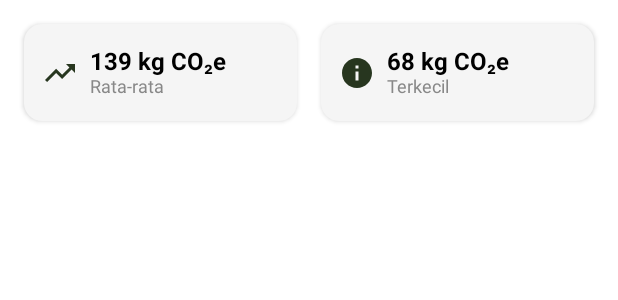
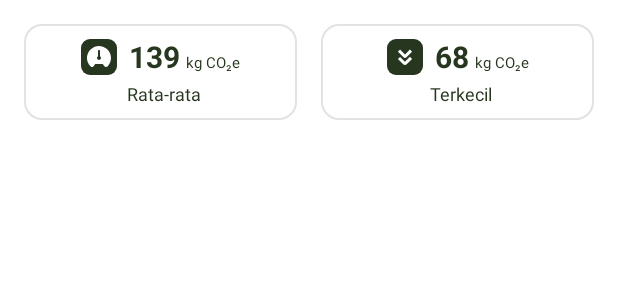
Before and after one commit to adnanfaikar/TumbuhNyata, an Android app built with Jetpack Compose: the @Preview function KpiStatCapsulePreview, on a phone screen of 412 x 824 dp. Shown: the top 300 px of the screen. Run offline under Robolectric (Android 15) with nearby library versions, the light colour scheme and no system bars.

Commit message:
icon: added new icons detail screen capsules

```diff
--- a/app/src/main/java/com/example/tumbuhnyata/ui/dashboard/kpi/KPIDetailScreen.kt
+++ b/app/src/main/java/com/example/tumbuhnyata/ui/dashboard/kpi/KPIDetailScreen.kt
@@ -6,7 +6,6 @@ import androidx.compose.foundation.rememberScrollState
 import androidx.compose.foundation.shape.RoundedCornerShape
 import androidx.compose.foundation.verticalScroll
 import androidx.compose.material.icons.Icons
-
 import androidx.compose.material.icons.automirrored.filled.KeyboardArrowLeft
 import androidx.compose.material.icons.automirrored.filled.KeyboardArrowRight
 import androidx.compose.material.icons.filled.*
@@ -41,8 +40,6 @@ import com.patrykandpatrick.vico.core.cartesian.data.columnSeries
 import com.example.tumbuhnyata.ui.dashboard.kpi.components.VicoLineChart
 import com.example.tumbuhnyata.ui.dashboard.kpi.components.VicoBarChart
 import kotlinx.coroutines.runBlocking
-
-
 
 data class KpiDetails(
     val id: String,
@@ -140,12 +137,10 @@ fun KpiDetailScreen(
     navController: NavController,
     kpiId: String
 ) {
-
     val kpiDetails = remember(kpiId) { getKpiDetails(kpiId) }
     var selectedFilter by remember { mutableStateOf("Tahunan") }
     val filterOptions = listOf("Tahunan", "5 Tahun")
     var selectedYear by remember { mutableStateOf(2025) }
-
 
     val lineModelProducer = remember { CartesianChartModelProducer() }
     val columnModelProducer = remember { CartesianChartModelProducer() }
@@ -277,7 +272,6 @@ fun KpiDetailScreen(
                 }
             }
 
-
             Spacer(modifier = Modifier.height(24.dp))
 
             Button(
@@ -314,14 +308,14 @@ fun KpiDetailScreen(
             ) {
                 KpiStatCapsule(
                     modifier = Modifier.weight(1f),
-                    icon = Icons.Filled.TrendingUp,
+                    icon = painterResource(id = R.drawable.ic_tachometer_average),
                     value = kpiDetails.averageValue,
                     unit = kpiDetails.unit,
                     label = "Rata-rata"
                 )
                 KpiStatCapsule(
                     modifier = Modifier.weight(1f),
-                    icon = Icons.Filled.Info,
+                    icon = painterResource(id = R.drawable.angle_double_small_down),
                     value = kpiDetails.minValue,
                     unit = kpiDetails.unit,
                     label = "Terkecil"
@@ -344,49 +338,6 @@ fun KpiDetailScreen(
     }
 }
 
-@Composable
-fun KpiStatCapsule(
-    modifier: Modifier = Modifier,
-    icon: androidx.compose.ui.graphics.vector.ImageVector,
-    value: String,
-    unit: String,
-    label: String
-) {
-    Card(
-        modifier = modifier,
-        shape = RoundedCornerShape(12.dp),
-        elevation = CardDefaults.cardElevation(defaultElevation = 2.dp),
-        colors = CardDefaults.cardColors(containerColor = Color(0xFFF5F5F5))
-    ) {
-        Row(
-            modifier = Modifier.padding(horizontal = 12.dp, vertical = 16.dp),
-            verticalAlignment = Alignment.CenterVertically,
-            horizontalArrangement = Arrangement.spacedBy(8.dp)
-        ) {
-            Icon(
-                imageVector = icon,
-                contentDescription = label,
-                tint = Color(0xFF27361F),
-                modifier = Modifier.size(24.dp)
-            )
-            Column {
-                Text(
-                    text = "$value $unit",
-                    fontWeight = FontWeight.Bold,
-                    fontSize = 16.sp,
-                    color = Color.Black
-                )
-                Text(
-                    text = label,
-                    fontSize = 12.sp,
-                    color = Color.Gray
-                )
-            }
-        }
-    }
-}
-
-
 @Preview(showBackground = true, backgroundColor = 0xFFFFFFFF)
 @Composable
 private fun KpiDetailScreenPreview() {
--- a/app/src/main/java/com/example/tumbuhnyata/ui/dashboard/kpi/components/KpiStatCapsule.kt
+++ b/app/src/main/java/com/example/tumbuhnyata/ui/dashboard/kpi/components/KpiStatCapsule.kt
@@ -1,29 +1,42 @@
 package com.example.tumbuhnyata.ui.dashboard.kpi
+
+import androidx.compose.foundation.BorderStroke
+import androidx.compose.foundation.Image
+import androidx.compose.foundation.background
 import androidx.compose.foundation.layout.*
 import androidx.compose.foundation.shape.RoundedCornerShape
 import androidx.compose.material.icons.Icons
+import androidx.compose.material.icons.filled.ArrowDownward
 import androidx.compose.material.icons.filled.Info
+import androidx.compose.material.icons.filled.Speed
 import androidx.compose.material.icons.filled.TrendingUp
 import androidx.compose.material3.*
 import androidx.compose.runtime.Composable
 import androidx.compose.ui.Alignment
 import androidx.compose.ui.Modifier
+import androidx.compose.ui.draw.clip
 import androidx.compose.ui.graphics.Color
-import androidx.compose.ui.graphics.vector.ImageVector
+import androidx.compose.ui.graphics.ColorFilter
+import androidx.compose.ui.graphics.painter.Painter
+import androidx.compose.ui.layout.ContentScale
+import androidx.compose.ui.res.painterResource
 import androidx.compose.ui.text.font.FontWeight
 import androidx.compose.ui.tooling.preview.Preview
 import androidx.compose.ui.unit.dp
 import androidx.compose.ui.unit.sp
+import com.example.tumbuhnyata.R
 
 @Composable
 fun KpiStatCapsule(
     modifier: Modifier = Modifier,
-    icon: ImageVector,
+    icon: Painter,
     value: String,
     unit: String,
     label: String,
-    containerColor: Color = Color(0xFFF8F8F8),
-    contentColor: Color = Color(0xFF27361F)
+    containerColor: Color = Color.White,
+    contentColor: Color = Color(0xFF27361F),
+    iconBackgroundColor: Color = Color(0xFF27361F),
+    iconColor: Color = Color.White
 ) {
     Card(
         modifier = modifier,
@@ -32,59 +45,79 @@ fun KpiStatCapsule(
             containerColor = containerColor,
             contentColor = contentColor
         ),
-        elevation = CardDefaults.cardElevation(defaultElevation = 2.dp)
+        border = BorderStroke(1.dp, Color(0xFFE2E2E2)),
+        elevation = CardDefaults.cardElevation(defaultElevation = 0.dp)
     ) {
         Column(
-            modifier = Modifier.padding(horizontal = 12.dp, vertical = 10.dp),
+            modifier = Modifier
+                .fillMaxWidth()
+                .padding(horizontal = 12.dp, vertical = 10.dp),
             horizontalAlignment = Alignment.CenterHorizontally,
-            verticalArrangement = Arrangement.spacedBy(4.dp)
+            verticalArrangement = Arrangement.spacedBy(6.dp),
+
         ) {
-
             Row(
                 verticalAlignment = Alignment.CenterVertically,
-                horizontalArrangement = Arrangement.spacedBy(4.dp)
+                horizontalArrangement = Arrangement.spacedBy(8.dp)
             ) {
-                Icon(
-                    imageVector = icon,
+                Box(
+                    modifier = Modifier
+                        .size(24.dp)
+                        .clip(RoundedCornerShape(6.dp))
+                        .background(iconBackgroundColor)
+                        .padding(4.dp),
+                    contentAlignment = Alignment.Center
+                ) {
+                    Image(
+                        painter = icon,
                         contentDescription = null,
-                    modifier = Modifier.size(18.dp)
+                        modifier = Modifier.size(20.dp),
+                        contentScale = ContentScale.Fit,
+                        colorFilter = ColorFilter.tint(iconColor)
                     )
+                }
+                Row(verticalAlignment = Alignment.Bottom) {
                     Text(
                         text = value,
                         fontWeight = FontWeight.Bold,
-                    fontSize = 16.sp
+                        fontSize = 20.sp
                     )
+                    Spacer(Modifier.width(4.dp))
                     Text(
                         text = unit,
                         fontSize = 10.sp,
-                    modifier = Modifier.padding(top = 4.dp)
+                        modifier = Modifier.padding(bottom = 2.dp)
                     )
+                }
             }
             Text(
                 text = label,
-                fontSize = 12.sp
+                fontSize = 12.sp,
+                modifier = Modifier.padding(start = 4.dp)
             )
         }
     }
 }
 
-@Preview(showBackground = true)
+@Preview(showBackground = true, backgroundColor = 0xFFFFFFFF)
 @Composable
 private fun KpiStatCapsulePreview() {
+    val rataIcon = painterResource(id = R.drawable.ic_tachometer_average)
+    val terkecilIcon = painterResource(id = R.drawable.angle_double_small_down)
     Row(
-        modifier = Modifier.padding(16.dp),
+        modifier = Modifier.padding(16.dp).fillMaxWidth(),
         horizontalArrangement = Arrangement.spacedBy(16.dp)
     ) {
         KpiStatCapsule(
             modifier = Modifier.weight(1f),
-            icon = Icons.Filled.TrendingUp,
+            icon = rataIcon,
             value = "139",
             unit = "kg CO₂e",
             label = "Rata-rata"
         )
         KpiStatCapsule(
             modifier = Modifier.weight(1f),
-            icon = Icons.Filled.Info,
+            icon = terkecilIcon,
             value = "68",
             unit = "kg CO₂e",
             label = "Terkecil"
--- /dev/null
+++ b/app/src/main/res/drawable/angle_double_small_down.xml
@@ -0,0 +1,5 @@
+<vector xmlns:android="http://schemas.android.com/apk/res/android" android:autoMirrored="true" android:height="512dp" android:viewportHeight="24" android:viewportWidth="24" android:width="512dp">
+
+    <path android:fillColor="#FF000000" android:pathData="M12,13.033c-0.445,0 -0.864,-0.173 -1.178,-0.488L4.951,6.674l2.121,-2.121 4.928,4.928 4.928,-4.928 2.121,2.121 -5.87,5.871c-0.315,0.315 -0.733,0.488 -1.179,0.488ZM13.725,19.311l5.345,-5.344 -2.121,-2.121 -4.991,4.991 -4.896,-4.896 -2.121,2.121 5.25,5.25c0.472,0.472 1.1,0.732 1.768,0.732s1.296,-0.26 1.768,-0.732Z"/>
+
+</vector>
--- /dev/null
+++ b/app/src/main/res/drawable/ic_tachometer_average.xml
@@ -0,0 +1,5 @@
+<vector xmlns:android="http://schemas.android.com/apk/res/android" android:autoMirrored="true" android:height="512dp" android:viewportHeight="24" android:viewportWidth="24" android:width="512dp">
+
+    <path android:fillColor="#FF000000" android:pathData="M20,4.052C8.353,-5.659 -6.712,9.5 3.138,21.081A2.318,2.318 0,0 0,7.1 20.616c0.347,-0.519 0.682,-1.687 1.486,-1.616h6.824c0.8,-0.074 1.161,1.129 1.5,1.646A2.367,2.367 0,0 0,19 22a2.734,2.734 0,0 0,1.814 -0.867A12.058,12.058 0,0 0,20 4.052ZM12,15a2.008,2.008 0,0 1,-1 -3.732V6a1,1 0,0 1,2 0v5.268A2.008,2.008 0,0 1,12 15Z"/>
+
+</vector>
```
Lines whose indentation alone changed are shown as unchanged.
